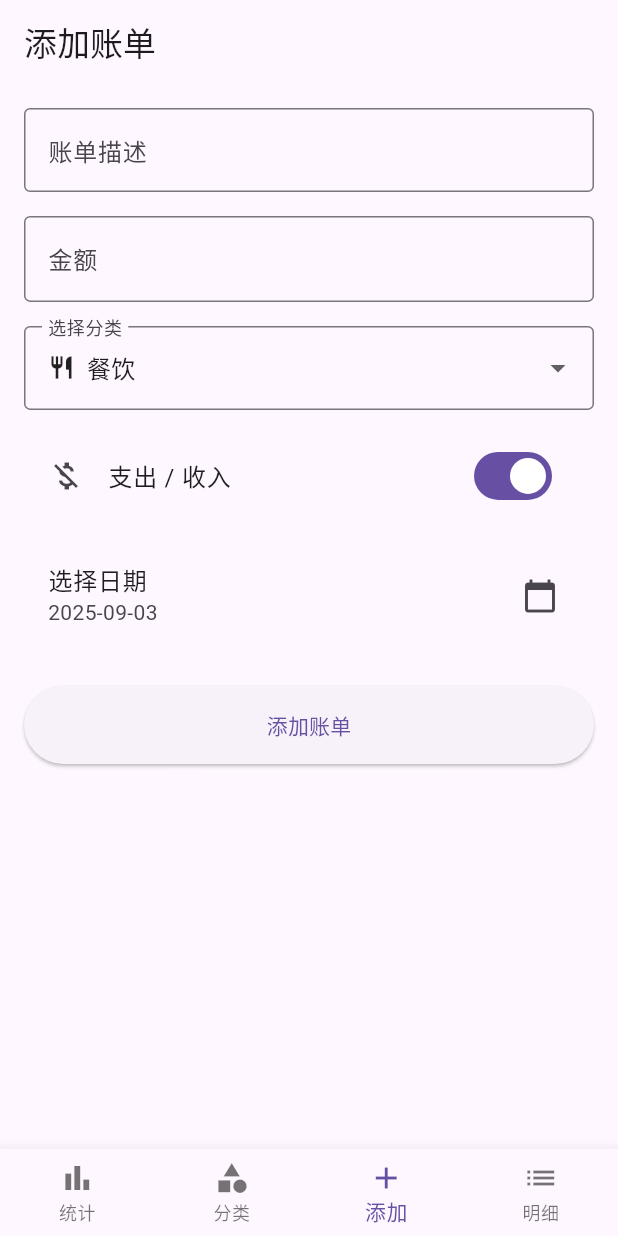
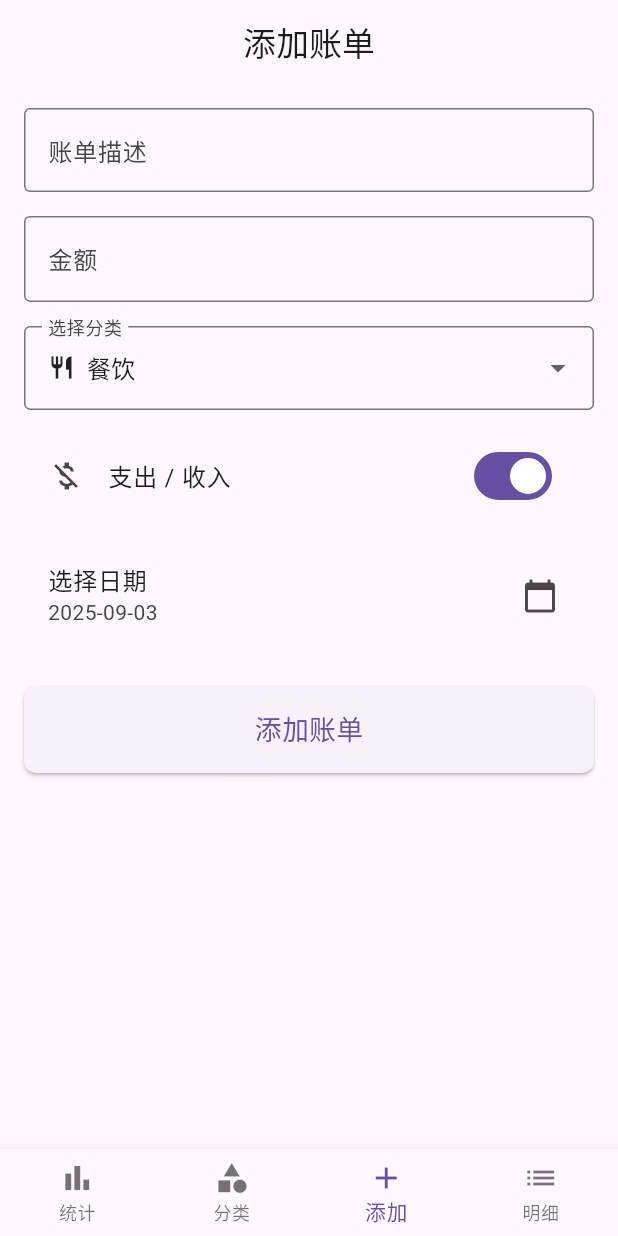
Before and after one commit to linye818/accounting-app, a Flutter app: the screen it shows after launch, item 3 of the bottom bar chosen, on a phone screen of 412 x 824 dp. Run offline on Flutter 3.47's test engine with Material 3 defaults, Android fonts, the phone set to English and light mode, and no system bars; our stand-ins replace material_design_icons_flutter, sqflite; accounts and stored records are empty.

Commit message:
Update add_edit_expense_screen.dart

```diff
--- a/lib/screens/add_edit_expense_screen.dart
+++ b/lib/screens/add_edit_expense_screen.dart
@@ -6,7 +6,7 @@ import '../models/expense.dart';
 import '../models/account_category.dart';
 
 class AddEditExpenseScreen extends StatefulWidget {
-  final Expense? expense;
+  final Expense? expense; // 编辑时传入已有账单，添加时为null
 
   const AddEditExpenseScreen({Key? key, this.expense}) : super(key: key);
 
@@ -33,14 +33,15 @@ class _AddEditExpenseScreenState extends State<AddEditExpenseScreen> {
       _date = widget.expense!.date;
       _isExpense = widget.expense!.isExpense;
     } else {
-      _categoryId = 1; // 默认餐饮分类
+      _categoryId = 1; // 默认分类（餐饮）
       _date = DateTime.now();
       _isExpense = true; // 默认支出
     }
-    // 加载分类
+    // 加载分类数据
     WidgetsBinding.instance.addPostFrameCallback((_) => _loadData());
   }
 
+  // 加载分类
   Future<void> _loadData() async {
     try {
       final provider = Provider.of<ExpenseProvider>(context, listen: false);
@@ -53,6 +54,7 @@ class _AddEditExpenseScreenState extends State<AddEditExpenseScreen> {
     }
   }
 
+  // 提交表单
   void _submitForm() {
     // 验证表单
     if (_descriptionController.text.isEmpty || _amountController.text.isEmpty) {
@@ -90,6 +92,7 @@ class _AddEditExpenseScreenState extends State<AddEditExpenseScreen> {
     Navigator.pop(context);
   }
 
+  // 选择日期
   Future<void> _selectDate() async {
     final pickedDate = await showDatePicker(
       context: context,
@@ -102,6 +105,7 @@ class _AddEditExpenseScreenState extends State<AddEditExpenseScreen> {
     }
   }
 
+  // 获取分类图标
   IconData _getCategoryIcon(String iconName) {
     switch (iconName) {
       case 'restaurant': return Icons.restaurant;
@@ -119,7 +123,6 @@ class _AddEditExpenseScreenState extends State<AddEditExpenseScreen> {
     }
   }
 
-  // 重点：所有括号、分号完全闭合
   @override
   Widget build(BuildContext context) {
     final provider = Provider.of<ExpenseProvider>(context);
@@ -130,6 +133,7 @@ class _AddEditExpenseScreenState extends State<AddEditExpenseScreen> {
     return Scaffold(
       appBar: AppBar(
         title: Text(widget.expense == null ? '添加账单' : '编辑账单'),
+        centerTitle: true,
       ),
       body: _isLoading
           ? const Center(child: CircularProgressIndicator())
@@ -216,16 +220,22 @@ class _AddEditExpenseScreenState extends State<AddEditExpenseScreen> {
                   ),
                   const SizedBox(height: 24),
 
-                  // 提交按钮
+                  // 提交按钮（关键修复：移除 styleFrom 中的 fontSize，在 Text 内设置）
                   SizedBox(
                     width: double.infinity,
                     child: ElevatedButton(
                       onPressed: _submitForm,
                       style: ElevatedButton.styleFrom(
                         padding: const EdgeInsets.symmetric(vertical: 16),
-                        fontSize: 18,
+                        // 移除错误的 fontSize 参数
+                        shape: RoundedRectangleBorder(
+                          borderRadius: BorderRadius.circular(8),
+                        ),
                       ),
-                      child: Text(widget.expense == null ? '添加账单' : '保存修改'),
+                      child: Text(
+                        widget.expense == null ? '添加账单' : '保存修改',
+                        style: const TextStyle(fontSize: 18), // 正确设置字体大小的位置
+                      ),
                     ),
                   ),
                 ],
```
